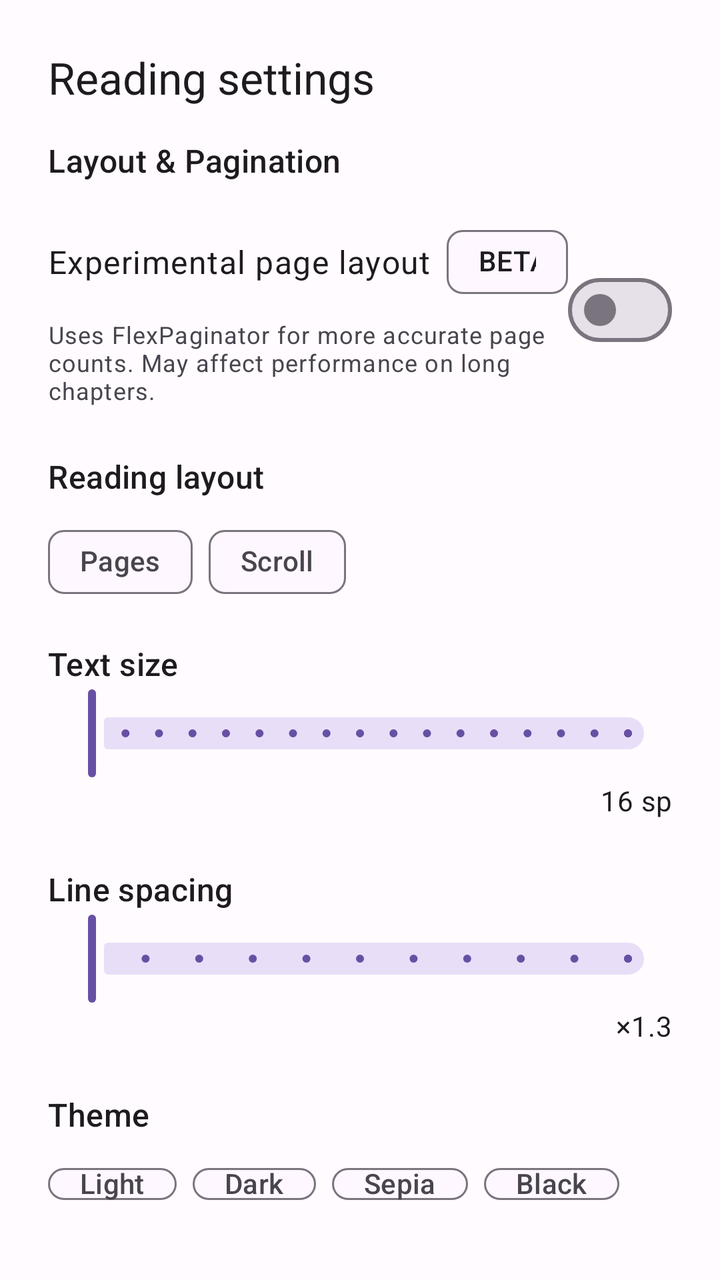
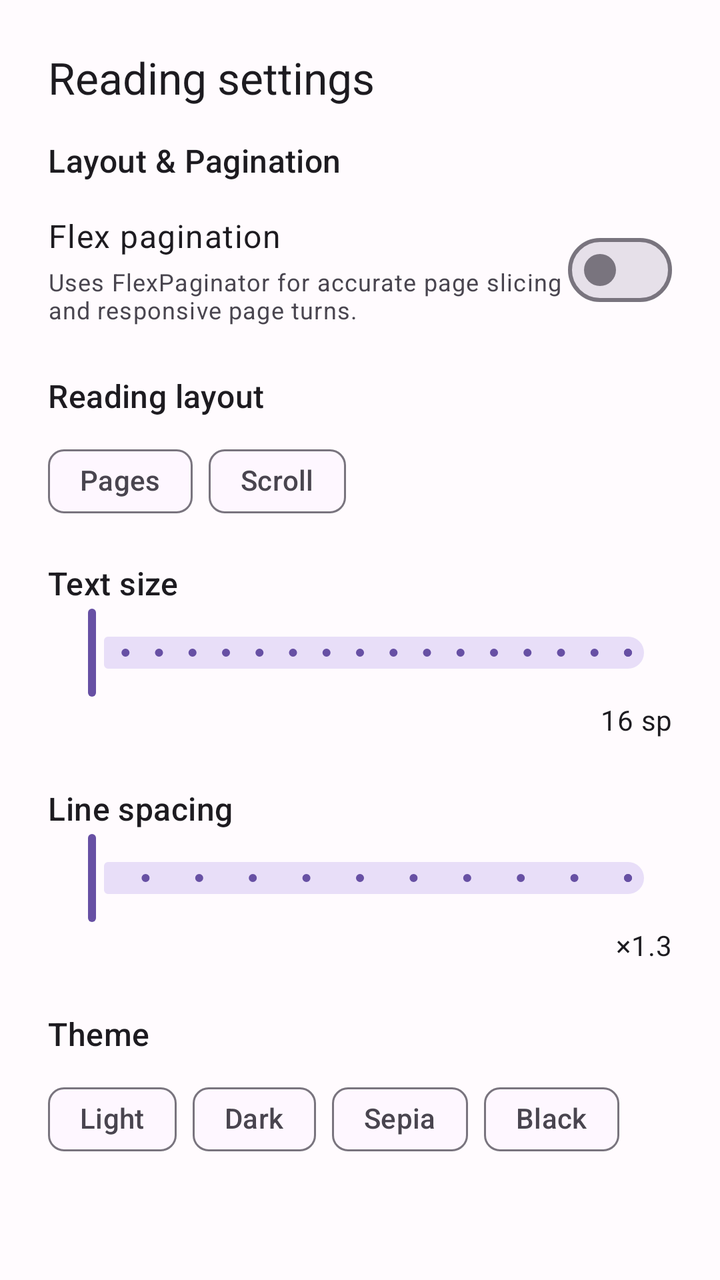

Screens rendered from an Android XML layout before and after an edit, with the pre-edit source and the edit as a unified diff.
<!-- AndroidManifest.xml: application theme Theme.RiftedReader -->
<!-- res/layout/dialog_reader_text_settings.xml -->
<?xml version="1.0" encoding="utf-8"?>
<LinearLayout xmlns:android="http://schemas.android.com/apk/res/android"
    xmlns:app="http://schemas.android.com/apk/res-auto"
    android:layout_width="match_parent"
    android:layout_height="wrap_content"
    android:orientation="vertical"
    android:paddingStart="24dp"
    android:paddingTop="24dp"
    android:paddingEnd="24dp"
    android:paddingBottom="32dp">

    <TextView
        android:id="@+id/title"
        android:layout_width="match_parent"
        android:layout_height="wrap_content"
        android:text="@string/reader_text_settings_title"
        android:textAppearance="@style/TextAppearance.Material3.TitleLarge" />

    <TextView
        android:layout_width="match_parent"
        android:layout_height="wrap_content"
        android:layout_marginTop="16dp"
        android:text="@string/reader_layout_pagination_section"
        android:textAppearance="@style/TextAppearance.Material3.TitleMedium" />

    <LinearLayout
        android:layout_width="match_parent"
        android:layout_height="wrap_content"
        android:layout_marginTop="16dp"
        android:gravity="center_vertical"
        android:orientation="horizontal">

        <LinearLayout
            android:layout_width="0dp"
            android:layout_height="wrap_content"
            android:layout_weight="1"
            android:orientation="vertical">

            <LinearLayout
                android:layout_width="match_parent"
                android:layout_height="wrap_content"
                android:gravity="center_vertical"
                android:orientation="horizontal">

                <TextView
                    android:layout_width="wrap_content"
                    android:layout_height="wrap_content"
                    android:text="@string/reader_experimental_page_layout_title"
                    android:textAppearance="@style/TextAppearance.Material3.BodyLarge" />

                <com.google.android.material.chip.Chip
                    android:id="@+id/flexPaginatorBetaChip"
                    style="@style/Widget.Material3.Chip.Assist"
                    android:layout_width="wrap_content"
                    android:layout_height="wrap_content"
                    android:layout_marginStart="8dp"
                    android:clickable="false"
                    android:contentDescription="@string/reader_beta_badge_content_description"
                    android:focusable="false"
                    android:minHeight="24dp"
                    android:text="@string/reader_beta_badge" />

            </LinearLayout>

            <TextView
                android:layout_width="match_parent"
                android:layout_height="wrap_content"
                android:layout_marginTop="4dp"
                android:text="@string/reader_experimental_page_layout_summary"
                android:textAppearance="@style/TextAppearance.Material3.BodySmall" />

        </LinearLayout>

        <com.google.android.material.materialswitch.MaterialSwitch
            android:id="@+id/flexPaginatorSwitch"
            android:layout_width="wrap_content"
            android:layout_height="wrap_content" />

    </LinearLayout>

    <TextView
        android:layout_width="match_parent"
        android:layout_height="wrap_content"
        android:layout_marginTop="24dp"
        android:text="@string/reader_reading_layout_label"
        android:textAppearance="@style/TextAppearance.Material3.TitleMedium" />

    <com.google.android.material.chip.ChipGroup
        android:id="@+id/modeChipGroup"
        android:layout_width="match_parent"
        android:layout_height="wrap_content"
        android:layout_marginTop="8dp"
        app:singleSelection="true">

        <com.google.android.material.chip.Chip
            android:id="@+id/modeChipPage"
            style="@style/Widget.Material3.Chip.Filter"
            android:layout_width="wrap_content"
            android:layout_height="wrap_content"
            android:text="@string/reader_reading_layout_pages" />

        <com.google.android.material.chip.Chip
            android:id="@+id/modeChipScroll"
            style="@style/Widget.Material3.Chip.Filter"
            android:layout_width="wrap_content"
            android:layout_height="wrap_content"
            android:text="@string/reader_reading_layout_scroll" />

    </com.google.android.material.chip.ChipGroup>

    <TextView
        android:layout_width="match_parent"
        android:layout_height="wrap_content"
        android:layout_marginTop="16dp"
        android:text="@string/reader_text_size_label"
        android:textAppearance="@style/TextAppearance.Material3.TitleMedium" />

    <com.google.android.material.slider.Slider
        android:id="@+id/textSizeSlider"
        android:layout_width="match_parent"
        android:layout_height="wrap_content"
        android:valueFrom="12"
        android:valueTo="28"
        android:stepSize="1" />

    <TextView
        android:id="@+id/textSizeValue"
        android:layout_width="match_parent"
        android:layout_height="wrap_content"
        android:gravity="end"
        android:text="@string/reader_text_size_value_default"
        android:textAppearance="@style/TextAppearance.Material3.BodyMedium" />

    <TextView
        android:layout_width="match_parent"
        android:layout_height="wrap_content"
        android:layout_marginTop="24dp"
        android:text="@string/reader_line_height_label"
        android:textAppearance="@style/TextAppearance.Material3.TitleMedium" />

    <com.google.android.material.slider.Slider
        android:id="@+id/lineHeightSlider"
        android:layout_width="match_parent"
        android:layout_height="wrap_content"
        android:valueFrom="10"
        android:valueTo="20"
        android:stepSize="1"
        app:labelBehavior="gone" />

    <TextView
        android:id="@+id/lineHeightValue"
        android:layout_width="match_parent"
        android:layout_height="wrap_content"
        android:gravity="end"
        android:text="@string/reader_line_height_value_default"
        android:textAppearance="@style/TextAppearance.Material3.BodyMedium" />

    <TextView
        android:layout_width="match_parent"
        android:layout_height="wrap_content"
        android:layout_marginTop="24dp"
        android:text="@string/reader_theme_label"
        android:textAppearance="@style/TextAppearance.Material3.TitleMedium" />

    <com.google.android.material.chip.ChipGroup
        android:id="@+id/themeChipGroup"
        android:layout_width="match_parent"
        android:layout_height="wrap_content"
        android:layout_marginTop="8dp"
        app:singleSelection="true">

        <com.google.android.material.chip.Chip
            android:id="@+id/themeChipLight"
            style="@style/Widget.Material3.Chip.Filter"
            android:layout_width="wrap_content"
            android:layout_height="wrap_content"
            android:text="@string/reader_theme_light" />

        <com.google.android.material.chip.Chip
            android:id="@+id/themeChipDark"
            style="@style/Widget.Material3.Chip.Filter"
            android:layout_width="wrap_content"
            android:layout_height="wrap_content"
            android:text="@string/reader_theme_dark" />

        <com.google.android.material.chip.Chip
            android:id="@+id/themeChipSepia"
            style="@style/Widget.Material3.Chip.Filter"
            android:layout_width="wrap_content"
            android:layout_height="wrap_content"
            android:text="@string/reader_theme_sepia" />

        <com.google.android.material.chip.Chip
            android:id="@+id/themeChipBlack"
            style="@style/Widget.Material3.Chip.Filter"
            android:layout_width="wrap_content"
            android:layout_height="wrap_content"
            android:text="@string/reader_theme_black" />

    </com.google.android.material.chip.ChipGroup>

    <TextView
        android:layout_width="match_parent"
        android:layout_height="wrap_content"
        android:layout_marginTop="24dp"
        android:text="@string/reader_pagination_label"
        android:textAppearance="@style/TextAppearance.Material3.TitleMedium" />

    <com.google.android.material.chip.ChipGroup
        android:id="@+id/paginationChipGroup"
        android:layout_width="match_parent"
        android:layout_height="wrap_content"
        android:layout_marginTop="8dp"
        app:singleSelection="true">

        <com.google.android.material.chip.Chip
            android:id="@+id/paginationChipChapter"
            style="@style/Widget.Material3.Chip.Filter"
            android:layout_width="wrap_content"
            android:layout_height="wrap_content"
            android:text="@string/reader_pagination_chapter" />

        <com.google.android.material.chip.Chip
            android:id="@+id/paginationChipContinuous"
            style="@style/Widget.Material3.Chip.Filter"
            android:layout_width="wrap_content"
            android:layout_height="wrap_content"
            android:text="@string/reader_pagination_continuous" />

    </com.google.android.material.chip.ChipGroup>

    <TextView
        android:id="@+id/paginationHint"
        android:layout_width="match_parent"
        android:layout_height="wrap_content"
        android:layout_marginTop="8dp"
        android:text="@string/reader_pagination_continuous_hint"
        android:textAppearance="@style/TextAppearance.Material3.BodySmall"
        android:textColor="@color/reader_text_light" />

</LinearLayout>
<!-- resources referenced by this layout -->
<resources>
  <color name="reader_text_light">#000000</color>
  <string name="reader_beta_badge">BETA</string>
  <string name="reader_beta_badge_content_description">Beta feature, may be unstable</string>
  <string name="reader_experimental_page_layout_summary">Uses FlexPaginator for more accurate page counts. May affect performance on long chapters.</string>
  <string name="reader_experimental_page_layout_title">Experimental page layout</string>
  <string name="reader_layout_pagination_section">Layout &amp; Pagination</string>
  <string name="reader_line_height_label">Line spacing</string>
  <string name="reader_line_height_value_default">×1.3</string>
  <string name="reader_pagination_chapter">Chapter-based</string>
  <string name="reader_pagination_continuous">Continuous (beta)</string>
  <string name="reader_pagination_continuous_hint">Continuous pagination keeps a sliding window of chapters in memory for large books. This experimental mode may impact performance.</string>
  <string name="reader_pagination_label">Pagination mode</string>
  <string name="reader_reading_layout_label">Reading layout</string>
  <string name="reader_reading_layout_pages">Pages</string>
  <string name="reader_reading_layout_scroll">Scroll</string>
  <string name="reader_text_settings_title">Reading settings</string>
  <string name="reader_text_size_label">Text size</string>
  <string name="reader_text_size_value_default">16 sp</string>
  <string name="reader_theme_black">Black</string>
  <string name="reader_theme_dark">Dark</string>
  <string name="reader_theme_label">Theme</string>
  <string name="reader_theme_light">Light</string>
  <string name="reader_theme_sepia">Sepia</string>
  <style name="Theme.RiftedReader" parent="Base.Theme.RiftedReader" />
  <style name="Base.Theme.RiftedReader" parent="Theme.Material3.DayNight.NoActionBar">
          <item name="colorPrimary">@color/primary</item>
          <item name="colorPrimaryDark">@color/primary_dark</item>
          <item name="colorSecondary">@color/secondary</item>
          <item name="android:statusBarColor">@color/primary</item>
          <item name="android:windowBackground">@color/background_light</item>
      </style>
  <color name="primary">#6750A4</color>
  <color name="primary_dark">#4F378B</color>
  <color name="secondary">#625B71</color>
  <color name="background_light">#FFFBFE</color>
</resources>

<!-- the commit's change to res/layout/dialog_reader_text_settings.xml (unified diff, before → after) -->
@@ -58,6 +58,7 @@
                     android:contentDescription="@string/reader_beta_badge_content_description"
                     android:focusable="false"
                     android:minHeight="24dp"
+                    android:visibility="gone"
                     android:text="@string/reader_beta_badge" />
 
             </LinearLayout>
<!-- resource entries referenced after the edit -->
@@ -3,8 +3,8 @@
   <color name="reader_text_light">#000000</color>
   <string name="reader_beta_badge">BETA</string>
   <string name="reader_beta_badge_content_description">Beta feature, may be unstable</string>
-  <string name="reader_experimental_page_layout_summary">Uses FlexPaginator for more accurate page counts. May affect performance on long chapters.</string>
-  <string name="reader_experimental_page_layout_title">Experimental page layout</string>
+  <string name="reader_experimental_page_layout_summary">Uses FlexPaginator for accurate page slicing and responsive page turns.</string>
+  <string name="reader_experimental_page_layout_title">Flex pagination</string>
   <string name="reader_layout_pagination_section">Layout &amp; Pagination</string>
   <string name="reader_line_height_label">Line spacing</string>
   <string name="reader_line_height_value_default">×1.3</string>
